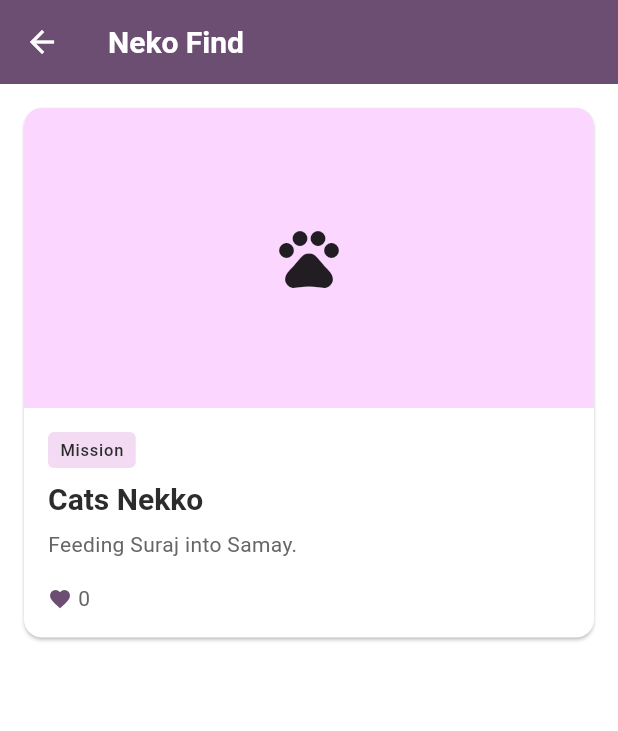
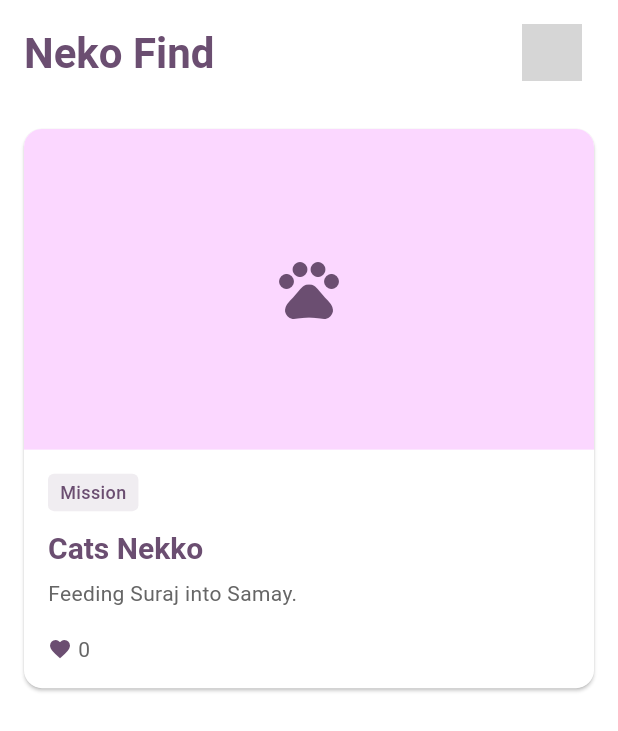
Before and after one commit to hnaamdev41/Neko-Find, a Flutter app: the HomeScreen screen opened directly, on a phone screen of 412 x 824 dp. Shown: the top 731 px of the screen. Run offline on Flutter 3.47's test engine with Material 3 defaults, Android fonts, the phone set to English and light mode, and no system bars; our stand-ins replace cached_network_image, flutter_svg, freezed_annotation, geolocator, get, google_maps_flutter and 4 more; accounts and stored records are empty; network calls fail; grey boxes are pictures that could not be loaded.

Commit message:
testing new design

```diff
--- a/lib/presentation/screens/home_screen.dart
+++ b/lib/presentation/screens/home_screen.dart
@@ -1,6 +1,9 @@
 // lib/presentation/screens/home_screen.dart
 import 'package:flutter/material.dart';
+import 'package:get/get.dart';
 import '../../data/services/content_generator.dart';
+import '../widgets/profile_avatar.dart';
+import '../../core/theme/app_theme.dart';
 
 class HomeScreen extends StatelessWidget {
   const HomeScreen({super.key});
@@ -8,29 +11,59 @@ class HomeScreen extends StatelessWidget {
   @override
   Widget build(BuildContext context) {
     final feeds = CatContentGenerator.generateFeeds();
+    final theme = Theme.of(context);
 
     return Scaffold(
-      appBar: AppBar(title: const Text('Neko Find')),
+      appBar: PreferredSize(
+        preferredSize: const Size.fromHeight(70),
+        child: SafeArea(
+          child: Padding(
+            padding: const EdgeInsets.symmetric(horizontal: 16, vertical: 8),
+            child: Row(
+              mainAxisAlignment: MainAxisAlignment.spaceBetween,
+              children: [
+                Text(
+                  'Neko Find',
+                  style: theme.textTheme.headlineMedium?.copyWith(
+                    fontWeight: FontWeight.bold,
+                    color: AppColors.primary,
+                  ),
+                ),
+                ProfileAvatar(
+                  onTap: () => Get.toNamed('/profile'),
+                  size: 40,
+                ),
+              ],
+            ),
+          ),
+        ),
+      ),
       body: ListView.builder(
-        padding: const EdgeInsets.all(16),
+        padding: const EdgeInsets.symmetric(vertical: 8),
         itemCount: feeds.length,
         itemBuilder: (context, index) {
           final feed = feeds[index];
           return Card(
-            margin: const EdgeInsets.only(bottom: 16),
+            margin: const EdgeInsets.symmetric(
+              horizontal: 16,
+              vertical: 8,
+            ),
+            clipBehavior: Clip.antiAlias,
             child: Column(
               crossAxisAlignment: CrossAxisAlignment.start,
               children: [
-                Container(
-                  height: 200,
-                  width: double.infinity,
-                  decoration: BoxDecoration(
-                    color: Theme.of(context).colorScheme.primaryContainer,
-                    borderRadius: const BorderRadius.vertical(
-                      top: Radius.circular(12),
+                AspectRatio(
+                  aspectRatio: 16 / 9,
+                  child: Container(
+                    color: theme.colorScheme.primaryContainer,
+                    child: Center(
+                      child: Icon(
+                        Icons.pets,
+                        size: 48,
+                        color: AppColors.primary,
+                      ),
                     ),
                   ),
-                  child: const Icon(Icons.pets, size: 48),
                 ),
                 Padding(
                   padding: const EdgeInsets.all(16),
@@ -43,31 +76,49 @@ class HomeScreen extends StatelessWidget {
                           vertical: 4,
                         ),
                         decoration: BoxDecoration(
-                          color: Theme.of(context).colorScheme.secondaryContainer,
+                          color: AppColors.primary.withOpacity(0.1),
                           borderRadius: BorderRadius.circular(4),
                         ),
                         child: Text(
-                          feed['type'],
-                          style: Theme.of(context).textTheme.labelSmall,
+                          feed['type'] ?? '',
+                          style: TextStyle(
+                            color: AppColors.primary,
+                            fontSize: 12,
+                            fontWeight: FontWeight.w500,
+                          ),
+                        ),
+                      ),
+                      const SizedBox(height: 12),
+                      Text(
+                        feed['title'] ?? '',
+                        style: theme.textTheme.titleLarge?.copyWith(
+                          color: AppColors.primary,
+                          fontWeight: FontWeight.bold,
                         ),
                       ),
                       const SizedBox(height: 8),
                       Text(
-                        feed['title'],
-                        style: Theme.of(context).textTheme.titleLarge,
+                        feed['description'] ?? '',
+                        style: TextStyle(
+                          color: AppColors.textSecondary,
+                          height: 1.5,
+                        ),
                       ),
-                      const SizedBox(height: 8),
-                      Text(feed['description']),
                       const SizedBox(height: 16),
                       Row(
                         children: [
                           Icon(
                             Icons.favorite,
                             size: 16,
-                            color: Theme.of(context).colorScheme.primary,
+                            color: AppColors.primary,
                           ),
                           const SizedBox(width: 4),
-                          Text(feed['likes'].toString()),
+                          Text(
+                            (feed['likes'] ?? 0).toString(),
+                            style: TextStyle(
+                              color: AppColors.textSecondary,
+                            ),
+                          ),
                         ],
                       ),
                     ],
```
Also changed, not shown: lib/presentation/screens/adoption_screen.dart (+134 -70 lines), lib/presentation/widgets/adoption_card.dart (+66 -45 lines), pubspec.lock.
